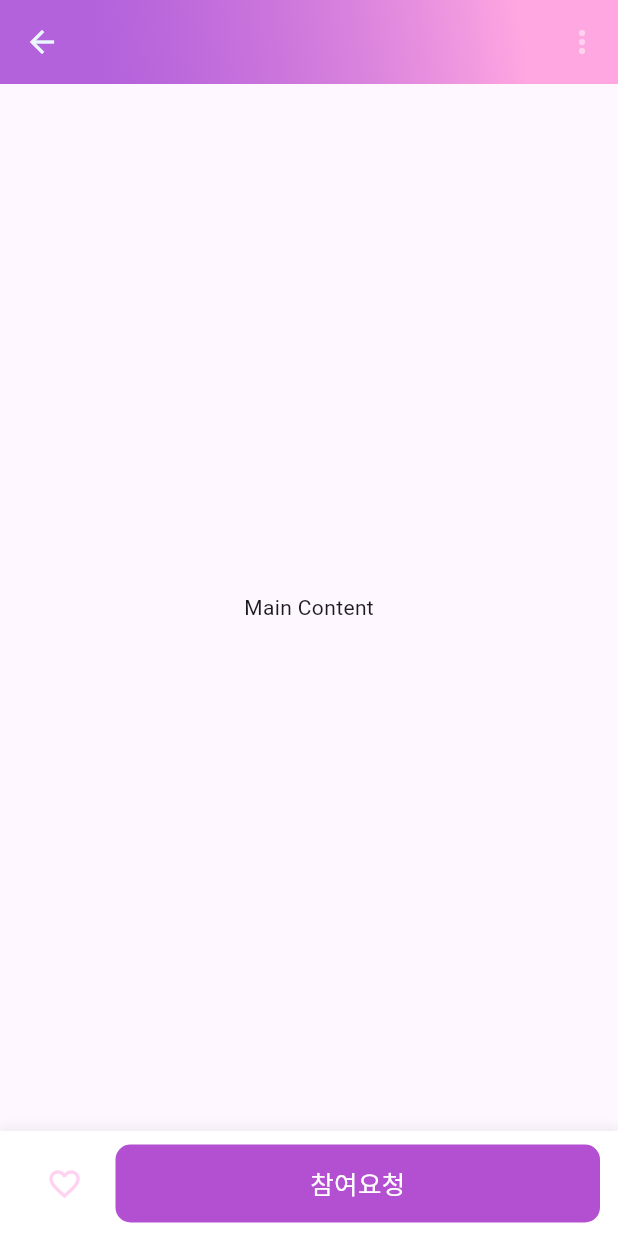
After one commit to RINAHEO/Mogu-Modu_Gumae_front, a Flutter app: the PostDetailPage screen opened directly, on a phone screen of 412 x 824 dp. The commit adds this screen. Run offline on Flutter 3.47's test engine with Material 3 defaults, Android fonts, the light colour scheme and no system bars; Roboto replaces fonts that are missing (Inter).

Commit message:
feat : 메뉴, 포스트 앱바, 바텀 네비게이션 디자인 추가

```diff
--- a/lib/home_page.dart
+++ b/lib/home/home_page.dart
@@ -1,12 +1,15 @@
 import 'package:flutter/material.dart';
 
 class HomePage extends StatelessWidget {
+  const HomePage({super.key});
+
   @override
   Widget build(BuildContext context) {
     return Scaffold(
       appBar: AppBar(
         leading: IconButton(
           icon: Icon(Icons.reorder),
+          color: Color(0xFFFFE9F8),
           onPressed: () {
             // 이 버튼을 눌렀을 때 실행될 동작을 정의하세요.
           },
@@ -23,12 +26,14 @@ class HomePage extends StatelessWidget {
         actions: [
           IconButton(
             icon: Icon(Icons.search),
+            color: Color(0xFFFFE9F8),
             onPressed: () {
               // 이 버튼을 눌렀을 때 실행될 동작을 정의하세요.
             },
           ),
           IconButton(
             icon: Icon(Icons.notifications),
+            color: Color(0xFFFFE9F8),
             onPressed: () {
               // 이 버튼을 눌렀을 때 실행될 동작을 정의하세요.
             },
--- /dev/null
+++ b/lib/home/post_detail_page.dart
@@ -0,0 +1,105 @@
+import 'package:flutter/material.dart';
+
+class PostDetailPage extends StatefulWidget {
+  const PostDetailPage({super.key});
+
+  @override
+  _PostDetailPageState createState() => _PostDetailPageState();
+}
+
+class _PostDetailPageState extends State<PostDetailPage> {
+  bool _isHeartFilled = false; // 하트 아이콘의 상태를 저장하는 변수
+
+  void _toggleHeart() {
+    setState(() {
+      _isHeartFilled = !_isHeartFilled; // 하트 아이콘의 상태를 토글
+    });
+  }
+
+  @override
+  Widget build(BuildContext context) {
+    return Scaffold(
+      appBar: AppBar(
+        leading: IconButton(
+          icon: Icon(Icons.arrow_back),
+          color: Color(0xFFE9F8FF),
+          onPressed: () {
+            // 이 버튼을 눌렀을 때 실행될 동작을 정의하세요.
+          },
+        ),
+        flexibleSpace: Container(
+          decoration: BoxDecoration(
+            gradient: LinearGradient(
+              begin: Alignment(0.68, -0.73),
+              end: Alignment(-0.68, 0.73),
+              colors: [Color(0xFFFFA7E1), Color(0xB29322CC)],
+            ),
+          ),
+        ),
+        actions: [
+          IconButton(
+            icon: Icon(Icons.more_vert),
+            onPressed: () {
+              // 이 버튼을 눌렀을 때 실행될 동작을 정의하세요.
+            },
+            color : Color(0xFFFFD3F0),
+          ),
+        ],
+      ),
+      body: Center(
+        child: Text('Main Content'),
+      ),
+      bottomNavigationBar: Container(
+        width: double.infinity,
+        height: 70,
+        padding: const EdgeInsets.only(top: 9, left: 19, right: 12, bottom: 9),
+        decoration: BoxDecoration(
+          color: Colors.white,
+          boxShadow: [
+            BoxShadow(
+              color: Color(0x14737373),
+              blurRadius: 4,
+              offset: Offset(0, -4),
+              spreadRadius: 0,
+            ),
+          ],
+        ),
+        child: Row(
+          children: [
+            IconButton(
+              icon: Icon(
+                _isHeartFilled ? Icons.favorite : Icons.favorite_border,
+                color: _isHeartFilled ? Colors.red : Color(0xFFFFD3F0),
+              ),
+              onPressed: _toggleHeart,
+            ),
+            SizedBox(width: 10), // 하트 아이콘과 버튼 사이의 여백 추가
+            Expanded(
+              child: Container(
+                height: double.infinity,
+                padding: const EdgeInsets.all(10),
+                decoration: ShapeDecoration(
+                  color: Color(0xFFB34FD1),
+                  shape: RoundedRectangleBorder(
+                    borderRadius: BorderRadius.circular(10),
+                  ),
+                ),
+                child: Center(
+                  child: Text(
+                    '참여요청',
+                    style: TextStyle(
+                      color: Colors.white,
+                      fontSize: 17,
+                      fontFamily: 'Inter',
+                      fontWeight: FontWeight.w500,
+                    ),
+                  ),
+                ),
+              ),
+            ),
+          ],
+        ),
+      ),
+    );
+  }
+}
--- a/lib/main.dart
+++ b/lib/main.dart
@@ -1,5 +1,5 @@
 import 'package:flutter/material.dart';
-import 'loading_page.dart';
+import 'firstStep/loading_page.dart';
 
 void main() {
   runApp(const MoguApp());
```
Also changed, not shown: lib/home/menu_page.dart (added, +86 -0 lines), lib/home/post_create_page.dart (added, +32 -0 lines), lib/firstStep/first_page.dart (renamed from lib/first_page.dart), lib/firstStep/loading_page.dart (renamed from lib/loading_page.dart), lib/firstStep/login_page.dart (renamed from lib/login_page.dart), lib/firstStep/signup_page.dart (renamed from lib/signup_page.dart).
